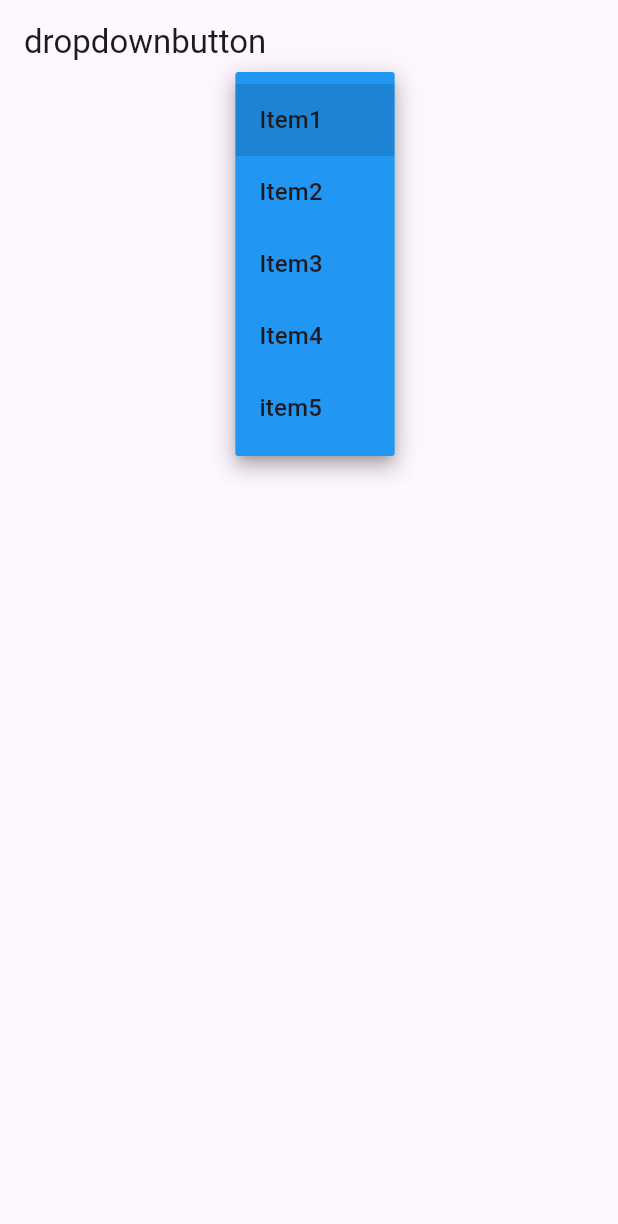
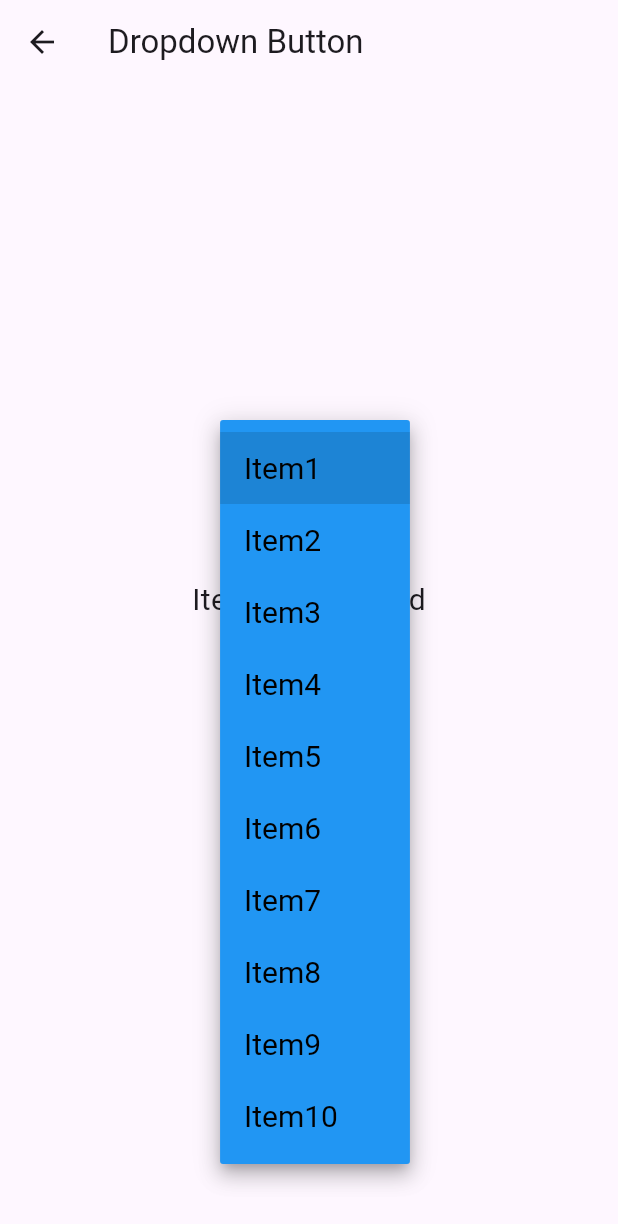
Before and after one commit to Indeshsingh/flutter_intern, a Flutter app: the DropdownScreen screen opened directly, after a tap on "Item1", on a phone screen of 412 x 824 dp. Shown: the top 1224 px of the screen. Run offline on Flutter 3.47's test engine with Material 3 defaults, Android fonts, the phone set to English and light mode, and no system bars.

```diff
--- a/lib/day5/dropdown_screen.dart
+++ /dev/null
@@ -1,60 +0,0 @@
-import 'package:flutter/material.dart';
-
-class DropdownScreen extends StatefulWidget {
-  const DropdownScreen({super.key});
-
-  @override
-  State<DropdownScreen> createState() => _DropdownScreenState();
-}
-
-class _DropdownScreenState extends State<DropdownScreen> {
-  String dropdownvalue = 'Item1';
-
-  var items = [
-    'Item1',
-    'Item2',
-    'Item3',
-    'Item4',
-    'item5',
-  ];
-
-  @override
-  Widget build(BuildContext context) {
-    return Scaffold(
-      appBar: AppBar(
-        title: const Text('dropdownbutton'),
-      ),
-      body: Center(
-        child: Column(
-          children: [
-            DropdownButton(
-              iconDisabledColor: Colors.green,
-              iconEnabledColor: Colors.red,
-              dropdownColor: Colors.blue,
-              // Initial Value
-              value: dropdownvalue,
-
-              // Down Arrow Icon
-              icon: const Icon(Icons.keyboard_arrow_down),
-
-              // Array list of items
-              items: items.map((String items) {
-                return DropdownMenuItem(
-                  value: items,
-                  child: Text(items),
-                );
-              }).toList(),
-              // After selecting the desired option,it will
-              // change button value to selected value
-              onChanged: (String? newValue) {
-                setState(() {
-                  dropdownvalue = newValue!;
-                });
-              },
-            ),
-          ],
-        ),
-      ),
-    );
-  }
-}
--- /dev/null
+++ b/lib/day6/dropdown_screen.dart
@@ -0,0 +1,96 @@
+import 'package:flutter/material.dart';
+
+class DropdownScreen extends StatefulWidget {
+  const DropdownScreen({super.key});
+
+  @override
+  State<DropdownScreen> createState() => _DropdownScreenState();
+}
+
+class _DropdownScreenState extends State<DropdownScreen> {
+  String dropdownValue = 'Item1';
+  Color _buttonColor = Colors.black;
+
+  final List<String> items = [
+    'Item1',
+    'Item2',
+    'Item3',
+    'Item4',
+    'Item5',
+    'Item6',
+    'Item7',
+    'Item8',
+    'Item9',
+    'Item10',
+  ];
+
+  void _changeButtonColor() {
+    setState(() {
+      if (_buttonColor == Colors.black) {
+        _buttonColor = Colors.blue;
+      } else if (_buttonColor == Colors.blue) {
+        _buttonColor = Colors.red;
+      } else if (_buttonColor == Colors.red) {
+        _buttonColor = Colors.purple;
+      } else {
+        _buttonColor = Colors.black;
+      }
+    });
+  }
+
+  @override
+  Widget build(BuildContext context) {
+    return Scaffold(
+      appBar: AppBar(
+        title: const Text('Dropdown Button'),
+      ),
+      body: Center(
+        child: Column(
+          mainAxisAlignment: MainAxisAlignment.center,
+          children: [
+            DropdownButton<String>(
+              value: dropdownValue,
+              icon: const Icon(Icons.keyboard_arrow_down),
+              iconEnabledColor: Colors.red,
+              iconDisabledColor: Colors.green,
+              dropdownColor: Colors.blue,
+              style: const TextStyle(
+                fontSize: 20,
+                color: Colors.black,
+              ),
+              items: items.map((String item) {
+                return DropdownMenuItem<String>(
+                  value: item,
+                  child: Text(item),
+                );
+              }).toList(),
+              onChanged: (String? newValue) {
+                setState(() {
+                  dropdownValue = newValue!;
+                });
+              },
+            ),
+            const SizedBox(height: 20),
+            Text(
+              dropdownValue == 'Item1'
+                  ? 'Item1 is selected'
+                  : 'Selected: $dropdownValue',
+              style: const TextStyle(fontSize: 20),
+            ),
+            const SizedBox(height: 100),
+            ElevatedButton(
+              style: ElevatedButton.styleFrom(
+                backgroundColor: _buttonColor,
+              ),
+              onPressed: _changeButtonColor,
+              child: const Text(
+                'Click',
+                style: TextStyle(color: Colors.white),
+              ),
+            ),
+          ],
+        ),
+      ),
+    );
+  }
+}
--- a/lib/main.dart
+++ b/lib/main.dart
@@ -5,7 +5,8 @@ import 'package:flutter_intern/day4/appbar_bottomnav_screen.dart';
 import 'package:flutter_intern/day4/contact_screen.dart';
 import 'package:flutter_intern/day4/home_screen.dart';
 import 'package:flutter_intern/day5/day5_screen.dart';
-import 'package:flutter_intern/day5/dropdown_screen.dart';
+import 'package:flutter_intern/day6/dropdown_screen.dart';
+import 'package:flutter_intern/day7/form_screen.dart';
 
 void main() {
   runApp(const MyApp());
@@ -19,7 +20,7 @@ class MyApp extends StatelessWidget {
     return const MaterialApp(
       debugShowCheckedModeBanner: false,
       // title: 'Homepage',
-      home: DropdownScreen(),
+      home: FormScreen(),
     );
   }
 }
```
Also changed, not shown: lib/day7/form_screen.dart (added, +160 -0 lines).
